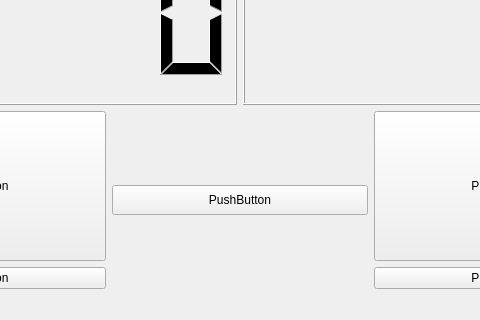
Old version of the form mainwindow.ui in the repository elafosoy/MarcadorPadelQT; both pictures show x 160 to 640 and y 280 to 600 of the 800 by 600 pixel window.
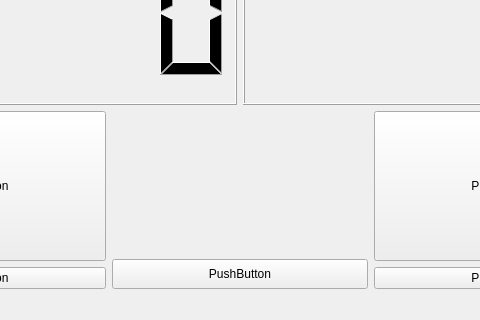
New version of the form.

```diff
--- a/mainwindow.ui
+++ b/mainwindow.ui
@@ -54,6 +54,40 @@
        </layout>
       </item>
       <item>
+       <layout class="QVBoxLayout" name="verticalLayout_3">
+        <item>
+         <layout class="QHBoxLayout" name="horizontalLayout_2">
+          <item>
+           <widget class="QLabel" name="LabelSetsA">
+            <property name="font">
+             <font>
+              <pointsize>14</pointsize>
+              <weight>75</weight>
+              <bold>true</bold>
+             </font>
+            </property>
+            <property name="text">
+             <string/>
+            </property>
+           </widget>
+          </item>
+          <item>
+           <widget class="QLabel" name="LabelSetsB">
+            <property name="font">
+             <font>
+              <pointsize>14</pointsize>
+              <weight>75</weight>
+              <bold>true</bold>
+             </font>
+            </property>
+            <property name="text">
+             <string/>
+            </property>
+           </widget>
+          </item>
+         </layout>
+        </item>
+        <item>
        <widget class="QPushButton" name="pushButton_3">
         <property name="maximumSize">
          <size>
@@ -65,6 +99,8 @@
          <string>PushButton</string>
         </property>
        </widget>
+        </item>
+       </layout>
       </item>
       <item>
        <layout class="QVBoxLayout" name="verticalLayout_2">
```
Lines whose indentation alone changed are shown as unchanged.
